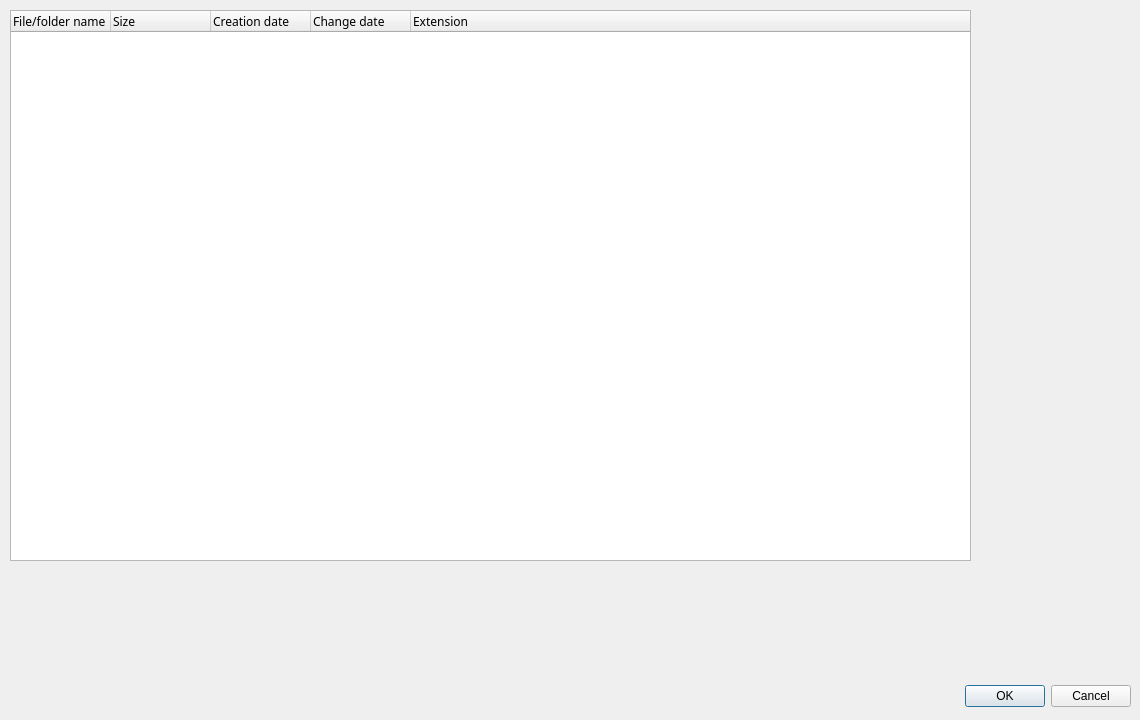
Old version of the form diskUsage.ui in the repository ArtemToporkov/DiskUsage.
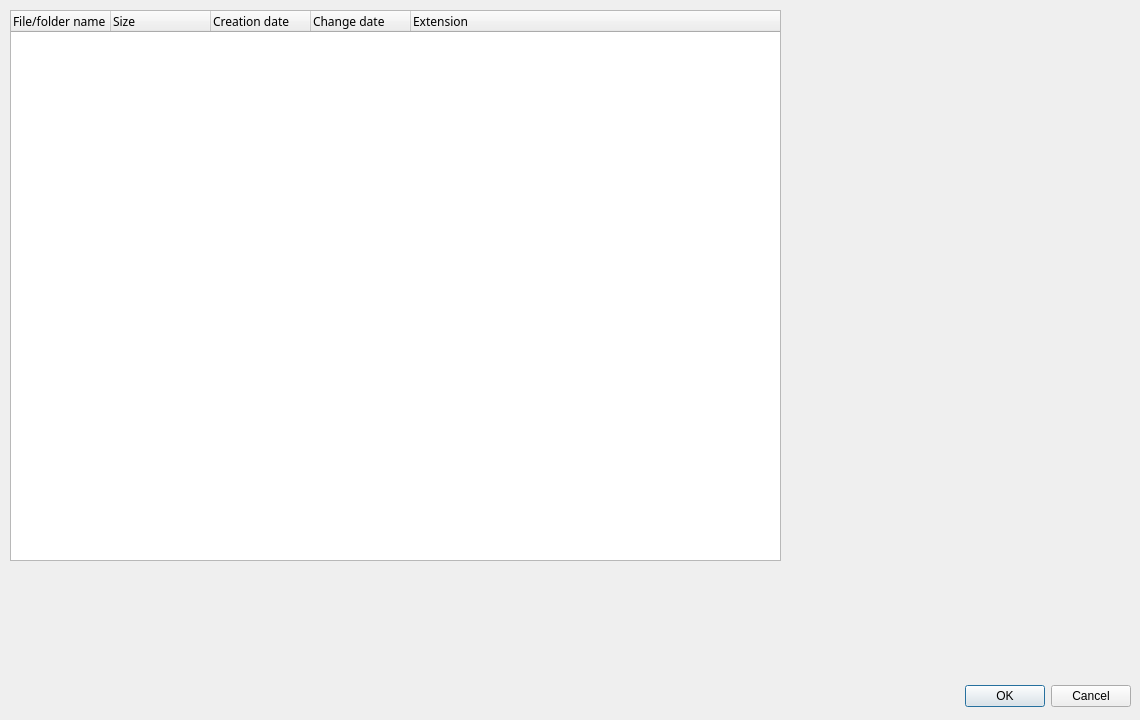
New version of the form.

Patch:
```diff
--- a/diskUsage.ui
+++ b/diskUsage.ui
@@ -34,7 +34,7 @@
     <rect>
      <x>10</x>
      <y>10</y>
-     <width>961</width>
+     <width>771</width>
      <height>551</height>
     </rect>
    </property>
```
